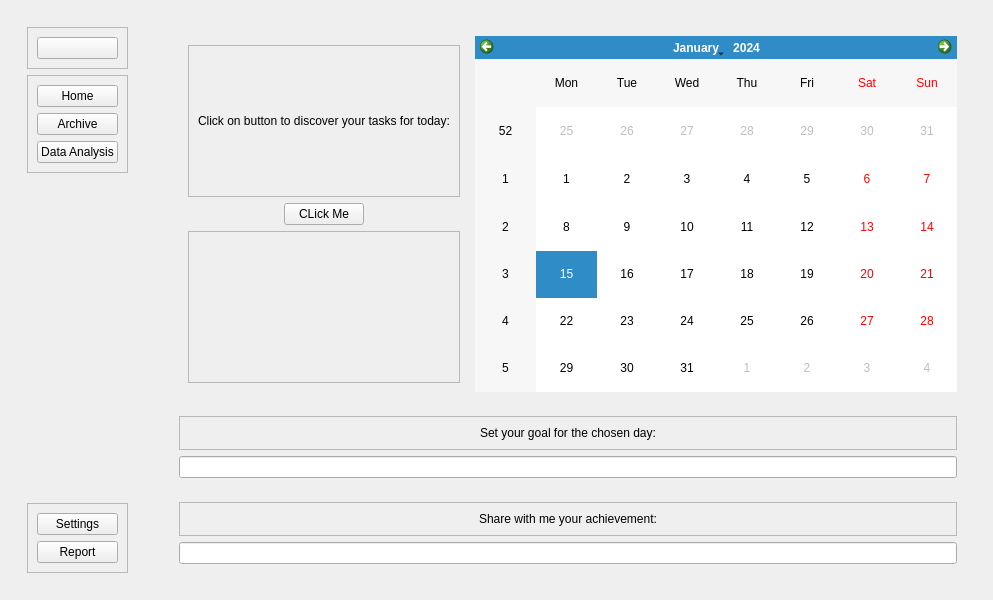
Above: UI(Qt Designer)/interface.ui from EJLECTRON/PersonalTracker before the change. Below: the same form after it.
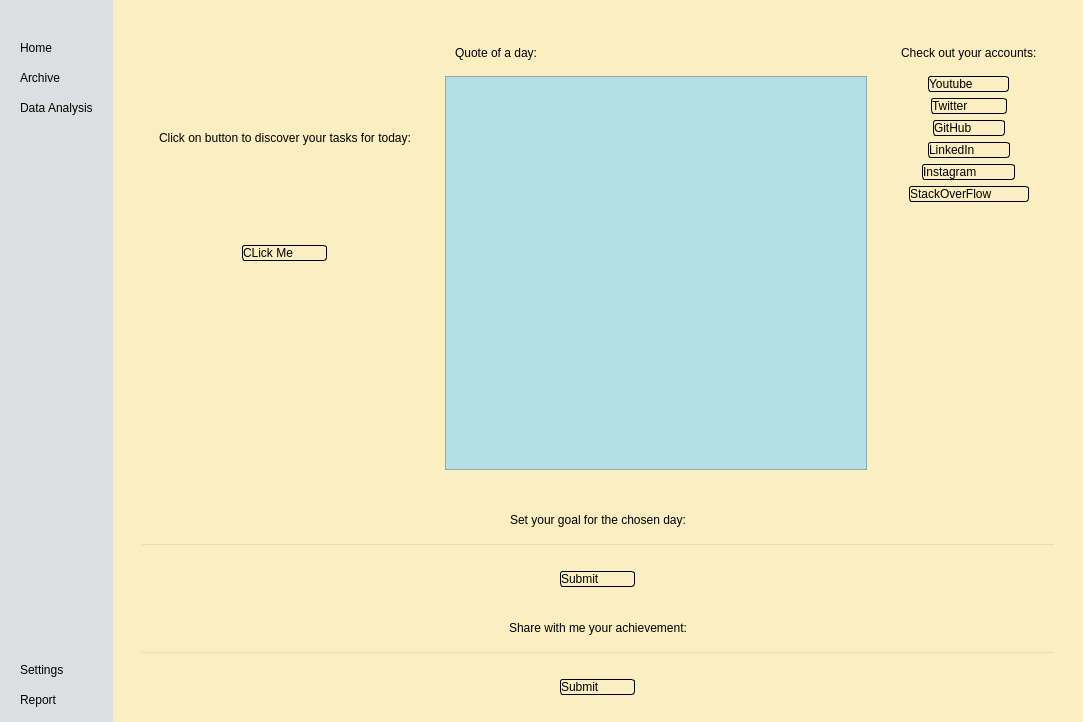
That is the form after the change. Icons and pictures are not drawn.

The edit to the form file:
```diff
--- a/UI(Qt Designer)/interface.ui
+++ b/UI(Qt Designer)/interface.ui
@@ -6,8 +6,8 @@
    <rect>
     <x>0</x>
     <y>0</y>
-    <width>993</width>
-    <height>600</height>
+    <width>1083</width>
+    <height>722</height>
    </rect>
   </property>
   <property name="sizePolicy">
@@ -25,11 +25,78 @@
   <property name="windowTitle">
    <string>MainWindow</string>
   </property>
+  <property name="styleSheet">
+   <string notr="true">*
+{
+	background-color: transparent;
+}
+
+#centralwidget
+{
+	background-color: #FBEEC1;
+}
+
+#leftMenuContainer
+{
+	background-color: #DCDEDF;
+}
+
+#leftSubContainer QPushButton
+{
+	text-align: left;
+	padding: 5px 10px;
+	border-top-left-radius: 10 px;
+	border-bottom-left-radius: 10 px;
+}
+
+#quoteTextBrow
+{
+	background-color: #B4DFE5;
+}
+
+#mainSubContainer QPushButton
+{
+	border: 1px solid;
+	border-radius: 3px;
+	text-align: left;
+}
+</string>
+  </property>
   <widget class="QWidget" name="centralwidget">
    <layout class="QHBoxLayout" name="horizontalLayout">
+    <property name="spacing">
+     <number>0</number>
+    </property>
+    <property name="leftMargin">
+     <number>0</number>
+    </property>
+    <property name="topMargin">
+     <number>0</number>
+    </property>
+    <property name="rightMargin">
+     <number>0</number>
+    </property>
+    <property name="bottomMargin">
+     <number>0</number>
+    </property>
     <item alignment="Qt::AlignLeft">
      <widget class="QWidget" name="leftMenuContainer" native="true">
       <layout class="QVBoxLayout" name="verticalLayout">
+       <property name="spacing">
+        <number>0</number>
+       </property>
+       <property name="leftMargin">
+        <number>0</number>
+       </property>
+       <property name="topMargin">
+        <number>0</number>
+       </property>
+       <property name="rightMargin">
+        <number>0</number>
+       </property>
+       <property name="bottomMargin">
+        <number>0</number>
+       </property>
        <item alignment="Qt::AlignLeft">
         <widget class="QWidget" name="leftSubContainer" native="true">
          <property name="sizePolicy">
@@ -39,6 +106,21 @@
           </sizepolicy>
          </property>
          <layout class="QVBoxLayout" name="verticalLayout_4">
+          <property name="spacing">
+           <number>0</number>
+          </property>
+          <property name="leftMargin">
+           <number>0</number>
+          </property>
+          <property name="topMargin">
+           <number>0</number>
+          </property>
+          <property name="rightMargin">
+           <number>0</number>
+          </property>
+          <property name="bottomMargin">
+           <number>0</number>
+          </property>
           <item alignment="Qt::AlignTop">
            <widget class="QFrame" name="leftTopFrame">
             <property name="frameShape">
@@ -48,6 +130,21 @@
              <enum>QFrame::Raised</enum>
             </property>
             <layout class="QHBoxLayout" name="horizontalLayout_2">
+             <property name="spacing">
+              <number>0</number>
+             </property>
+             <property name="leftMargin">
+              <number>0</number>
+             </property>
+             <property name="topMargin">
+              <number>0</number>
+             </property>
+             <property name="rightMargin">
+              <number>0</number>
+             </property>
+             <property name="bottomMargin">
+              <number>0</number>
+             </property>
              <item>
               <widget class="QPushButton" name="menuBtn">
                <property name="toolTip">
@@ -72,7 +169,7 @@
            </widget>
           </item>
           <item alignment="Qt::AlignTop">
-           <widget class="QFrame" name="lefCentralFrame">
+           <widget class="QFrame" name="leftCentralFrame">
             <property name="sizePolicy">
              <sizepolicy hsizetype="Preferred" vsizetype="Expanding">
               <horstretch>0</horstretch>
@@ -236,7 +333,7 @@
            <widget class="QWidget" name="mainTopWidget" native="true">
             <layout class="QHBoxLayout" name="horizontalLayout_6">
              <item>
-              <widget class="QWidget" name="widget" native="true">
+              <widget class="QWidget" name="leftSubWidget" native="true">
                <layout class="QVBoxLayout" name="verticalLayout_9">
                 <item>
                  <widget class="QFrame" name="mainTopFrame">
@@ -248,7 +345,7 @@
                   </property>
                   <layout class="QHBoxLayout" name="horizontalLayout_4">
                    <item>
-                    <widget class="QLabel" name="label_3">
+                    <widget class="QLabel" name="tasksLabel">
                      <property name="text">
                       <string>Click on button to discover your tasks for today:</string>
                      </property>
@@ -258,7 +355,13 @@
                  </widget>
                 </item>
                 <item alignment="Qt::AlignHCenter">
-                 <widget class="QPushButton" name="pushButton">
+                 <widget class="QPushButton" name="getTasksBtn">
+                  <property name="minimumSize">
+                   <size>
+                    <width>85</width>
+                    <height>0</height>
+                   </size>
+                  </property>
                   <property name="text">
                    <string>CLick Me</string>
                   </property>
@@ -300,7 +403,208 @@
               </widget>
              </item>
              <item>
-              <widget class="QCalendarWidget" name="calendarWidget"/>
+              <widget class="QWidget" name="centralSubWidget" native="true">
+               <layout class="QVBoxLayout" name="verticalLayout_12">
+                <item>
+                 <widget class="QFrame" name="quoteFrame">
+                  <property name="frameShape">
+                   <enum>QFrame::StyledPanel</enum>
+                  </property>
+                  <property name="frameShadow">
+                   <enum>QFrame::Raised</enum>
+                  </property>
+                  <layout class="QHBoxLayout" name="horizontalLayout_8">
+                   <item>
+                    <widget class="QLabel" name="quoteLabel">
+                     <property name="text">
+                      <string>Quote of a day:</string>
+                     </property>
+                    </widget>
+                   </item>
+                  </layout>
+                 </widget>
+                </item>
+                <item>
+                 <widget class="QTextBrowser" name="quoteTextBrow"/>
+                </item>
+               </layout>
+              </widget>
+             </item>
+             <item alignment="Qt::AlignRight">
+              <widget class="QWidget" name="rigthSubWidget" native="true">
+               <layout class="QVBoxLayout" name="verticalLayout_10">
+                <item>
+                 <widget class="QFrame" name="accFrame">
+                  <property name="frameShape">
+                   <enum>QFrame::StyledPanel</enum>
+                  </property>
+                  <property name="frameShadow">
+                   <enum>QFrame::Raised</enum>
+                  </property>
+                  <layout class="QVBoxLayout" name="verticalLayout_11">
+                   <item alignment="Qt::AlignTop">
+                    <widget class="QLabel" name="accLabel">
+                     <property name="text">
+                      <string>Check out your accounts:</string>
+                     </property>
+                    </widget>
+                   </item>
+                  </layout>
+                 </widget>
+                </item>
+                <item alignment="Qt::AlignHCenter">
+                 <widget class="QPushButton" name="youtubeBtn">
+                  <property name="minimumSize">
+                   <size>
+                    <width>81</width>
+                    <height>0</height>
+                   </size>
+                  </property>
+                  <property name="text">
+                   <string>Youtube</string>
+                  </property>
+                  <property name="icon">
+                   <iconset resource="resources.qrc">
+                    <normaloff>:/icons/icons/icons8-youtube-48.png</normaloff>:/icons/icons/icons8-youtube-48.png</iconset>
+                  </property>
+                  <property name="iconSize">
+                   <size>
+                    <width>24</width>
+                    <height>24</height>
+                   </size>
+                  </property>
+                 </widget>
+                </item>
+                <item alignment="Qt::AlignHCenter">
+                 <widget class="QPushButton" name="twitterBtn">
+                  <property name="minimumSize">
+                   <size>
+                    <width>76</width>
+                    <height>0</height>
+                   </size>
+                  </property>
+                  <property name="text">
+                   <string>Twitter</string>
+                  </property>
+                  <property name="icon">
+                   <iconset resource="resources.qrc">
+                    <normaloff>:/icons/icons/icons8-twitter-48.png</normaloff>:/icons/icons/icons8-twitter-48.png</iconset>
+                  </property>
+                  <property name="iconSize">
+                   <size>
+                    <width>24</width>
+                    <height>24</height>
+                   </size>
+                  </property>
+                 </widget>
+                </item>
+                <item alignment="Qt::AlignHCenter">
+                 <widget class="QPushButton" name="githubBtn">
+                  <property name="minimumSize">
+                   <size>
+                    <width>72</width>
+                    <height>0</height>
+                   </size>
+                  </property>
+                  <property name="text">
+                   <string>GitHub</string>
+                  </property>
+                  <property name="icon">
+                   <iconset resource="resources.qrc">
+                    <normaloff>:/icons/icons/icons8-github-48.png</normaloff>:/icons/icons/icons8-github-48.png</iconset>
+                  </property>
+                  <property name="iconSize">
+                   <size>
+                    <width>24</width>
+                    <height>24</height>
+                   </size>
+                  </property>
+                 </widget>
+                </item>
+                <item alignment="Qt::AlignHCenter">
+                 <widget class="QPushButton" name="linkedinBtn">
+                  <property name="minimumSize">
+                   <size>
+                    <width>82</width>
+                    <height>0</height>
+                   </size>
+                  </property>
+                  <property name="text">
+                   <string>LinkedIn</string>
+                  </property>
+                  <property name="icon">
+                   <iconset resource="resources.qrc">
+                    <normaloff>:/icons/icons/icons8-linkedin-48.png</normaloff>:/icons/icons/icons8-linkedin-48.png</iconset>
+                  </property>
+                  <property name="iconSize">
+                   <size>
+                    <width>24</width>
+                    <height>24</height>
+                   </size>
+                  </property>
+                 </widget>
+                </item>
+                <item alignment="Qt::AlignHCenter">
+                 <widget class="QPushButton" name="instagramBtn">
+                  <property name="minimumSize">
+                   <size>
+                    <width>93</width>
+                    <height>0</height>
+                   </size>
+                  </property>
+                  <property name="text">
+                   <string>Instagram</string>
+                  </property>
+                  <property name="icon">
+                   <iconset resource="resources.qrc">
+                    <normaloff>:/icons/icons/icons8-instagram-48.png</normaloff>:/icons/icons/icons8-instagram-48.png</iconset>
+                  </property>
+                  <property name="iconSize">
+                   <size>
+                    <width>24</width>
+                    <height>24</height>
+                   </size>
+                  </property>
+                 </widget>
+                </item>
+                <item alignment="Qt::AlignHCenter">
+                 <widget class="QPushButton" name="stackoverflowBtn">
+                  <property name="minimumSize">
+                   <size>
+                    <width>120</width>
+                    <height>0</height>
+                   </size>
+                  </property>
+                  <property name="text">
+                   <string>StackOverFlow</string>
+                  </property>
+                  <property name="icon">
+                   <iconset resource="resources.qrc">
+                    <normaloff>:/icons/icons/icons8-stack-overflow-48.png</normaloff>:/icons/icons/icons8-stack-overflow-48.png</iconset>
+                  </property>
+                  <property name="iconSize">
+                   <size>
+                    <width>24</width>
+                    <height>24</height>
+                   </size>
+                  </property>
+                 </widget>
+                </item>
+                <item>
+                 <spacer name="verticalSpacer_2">
+                  <property name="orientation">
+                   <enum>Qt::Vertical</enum>
+                  </property>
+                  <property name="sizeHint" stdset="0">
+                   <size>
+                    <width>20</width>
+                    <height>40</height>
+                   </size>
+                  </property>
+                 </spacer>
+                </item>
+               </layout>
+              </widget>
              </item>
             </layout>
            </widget>
@@ -318,7 +622,7 @@
                </property>
                <layout class="QVBoxLayout" name="verticalLayout_8">
                 <item>
-                 <widget class="QLabel" name="label">
+                 <widget class="QLabel" name="goalLabel">
                   <property name="text">
                    <string>Set your goal for the chosen day:</string>
                   </property>
@@ -331,12 +635,35 @@
               </widget>
              </item>
              <item>
-              <widget class="QLineEdit" name="lineEdit"/>
+              <widget class="QLineEdit" name="goalLineEdit"/>
+             </item>
+             <item alignment="Qt::AlignHCenter">
+              <widget class="QPushButton" name="mainCentralBtn">
+               <property name="minimumSize">
+                <size>
+                 <width>75</width>
+                 <height>0</height>
+                </size>
+               </property>
+               <property name="text">
+                <string>Submit</string>
+               </property>
+               <property name="icon">
+                <iconset resource="resources.qrc">
+                 <normaloff>:/icons/icons/sumbit.png</normaloff>:/icons/icons/sumbit.png</iconset>
+               </property>
+               <property name="iconSize">
+                <size>
+                 <width>24</width>
+                 <height>24</height>
+                </size>
+               </property>
+              </widget>
              </item>
             </layout>
            </widget>
           </item>
-          <item alignment="Qt::AlignBottom">
+          <item>
            <widget class="QWidget" name="mainBottomWidget" native="true">
             <layout class="QVBoxLayout" name="verticalLayout_6">
              <item>
@@ -349,7 +676,7 @@
                </property>
                <layout class="QHBoxLayout" name="horizontalLayout_5">
                 <item>
-                 <widget class="QLabel" name="label_2">
+                 <widget class="QLabel" name="achLabel">
                   <property name="text">
                    <string>Share with me your achievement:</string>
                   </property>
@@ -362,7 +689,30 @@
               </widget>
              </item>
              <item>
-              <widget class="QLineEdit" name="lineEdit_2"/>
+              <widget class="QLineEdit" name="achLineEdit"/>
+             </item>
+             <item alignment="Qt::AlignHCenter">
+              <widget class="QPushButton" name="mainBottomBtn">
+               <property name="minimumSize">
+                <size>
+                 <width>75</width>
+                 <height>0</height>
+                </size>
+               </property>
+               <property name="text">
+                <string>Submit</string>
+               </property>
+               <property name="icon">
+                <iconset resource="resources.qrc">
+                 <normaloff>:/icons/icons/sumbit.png</normaloff>:/icons/icons/sumbit.png</iconset>
+               </property>
+               <property name="iconSize">
+                <size>
+                 <width>24</width>
+                 <height>24</height>
+                </size>
+               </property>
+              </widget>
              </item>
             </layout>
            </widget>
```
